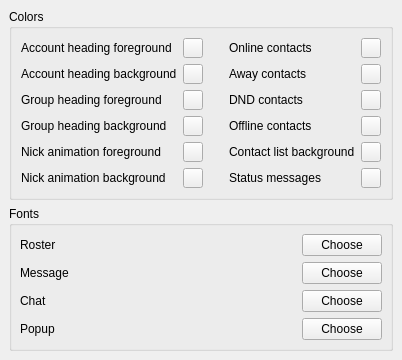
Old version of the form src/options/opt_appearance.ui in the repository psi-im/psi.
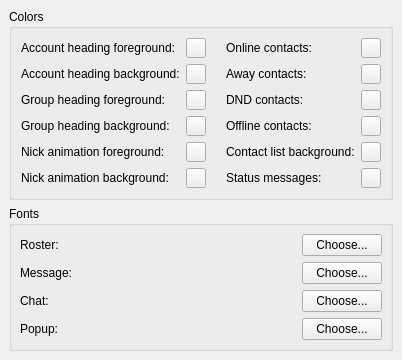
New version of the form. Custom widgets are drawn as their Qt base class.

What changed in the file:
```diff
--- a/src/options/opt_appearance.ui
+++ b/src/options/opt_appearance.ui
@@ -37,28 +37,28 @@
       <item row="0" column="3" >
        <widget class="QLabel" name="tl_cOnline" >
         <property name="text" >
-         <string>Online contacts</string>
+         <string>Online contacts:</string>
         </property>
        </widget>
       </item>
       <item row="1" column="3" >
        <widget class="QLabel" name="TextLabel1_2" >
         <property name="text" >
-         <string>Away contacts</string>
+         <string>Away contacts:</string>
         </property>
        </widget>
       </item>
       <item row="2" column="3" >
        <widget class="QLabel" name="tl_cDND" >
         <property name="text" >
-         <string>DND contacts</string>
+         <string>DND contacts:</string>
         </property>
        </widget>
       </item>
       <item row="3" column="3" >
        <widget class="QLabel" name="tl_cOffline" >
         <property name="text" >
-         <string>Offline contacts</string>
+         <string>Offline contacts:</string>
         </property>
        </widget>
       </item>
@@ -78,14 +78,14 @@
       <item row="4" column="3" >
        <widget class="QLabel" name="tl_cListBack" >
         <property name="text" >
-         <string>Contact list background</string>
+         <string>Contact list background:</string>
         </property>
        </widget>
       </item>
       <item row="5" column="3" >
        <widget class="QLabel" name="tl_cStatus" >
         <property name="text" >
-         <string>Status messages</string>
+         <string>Status messages:</string>
         </property>
        </widget>
       </item>
@@ -134,14 +134,14 @@
       <item row="1" column="0" >
        <widget class="QLabel" name="tl_cProfileBack" >
         <property name="text" >
-         <string>Account heading background</string>
+         <string>Account heading background:</string>
         </property>
        </widget>
       </item>
       <item row="3" column="0" >
        <widget class="QLabel" name="tl_cGroupBack" >
         <property name="text" >
-         <string>Group heading background</string>
+         <string>Group heading background:</string>
         </property>
        </widget>
       </item>
@@ -274,28 +274,28 @@
       <item row="4" column="0" >
        <widget class="QLabel" name="tl_cAnimFront" >
         <property name="text" >
-         <string>Nick animation foreground</string>
+         <string>Nick animation foreground:</string>
         </property>
        </widget>
       </item>
       <item row="5" column="0" >
        <widget class="QLabel" name="tl_cAnimBack" >
         <property name="text" >
-         <string>Nick animation background</string>
+         <string>Nick animation background:</string>
         </property>
        </widget>
       </item>
       <item row="0" column="0" >
        <widget class="QLabel" name="tl_cProfileFore" >
         <property name="text" >
-         <string>Account heading foreground</string>
+         <string>Account heading foreground:</string>
         </property>
        </widget>
       </item>
       <item row="2" column="0" >
        <widget class="QLabel" name="tl_cGroupFore" >
         <property name="text" >
-         <string>Group heading foreground</string>
+         <string>Group heading foreground:</string>
         </property>
        </widget>
       </item>
@@ -407,21 +407,21 @@
          <bool>true</bool>
         </property>
         <property name="text" >
-         <string>Chat</string>
+         <string>Chat:</string>
         </property>
        </widget>
       </item>
       <item row="1" column="0" >
        <widget class="QLabel" name="tl_fMessage" >
         <property name="text" >
-         <string>Message</string>
+         <string>Message:</string>
         </property>
        </widget>
       </item>
       <item row="1" column="4" >
        <widget class="QPushButton" name="pb_fMessage" >
         <property name="text" >
-         <string>Choose</string>
+         <string>Choose...</string>
         </property>
        </widget>
       </item>
@@ -431,7 +431,7 @@
          <bool>true</bool>
         </property>
         <property name="text" >
-         <string>Choose</string>
+         <string>Choose...</string>
         </property>
        </widget>
       </item>
@@ -441,28 +441,28 @@
          <bool>true</bool>
         </property>
         <property name="text" >
-         <string>Choose</string>
+         <string>Choose...</string>
         </property>
        </widget>
       </item>
       <item row="0" column="4" >
        <widget class="QPushButton" name="pb_fRoster" >
         <property name="text" >
-         <string>Choose</string>
+         <string>Choose...</string>
         </property>
        </widget>
       </item>
       <item row="0" column="0" >
        <widget class="QLabel" name="tl_fRoster" >
         <property name="text" >
-         <string>Roster</string>
+         <string>Roster:</string>
         </property>
        </widget>
       </item>
       <item row="3" column="0" >
        <widget class="QLabel" name="tl_fPopup" >
         <property name="text" >
-         <string>Popup</string>
+         <string>Popup:</string>
         </property>
        </widget>
       </item>
```
